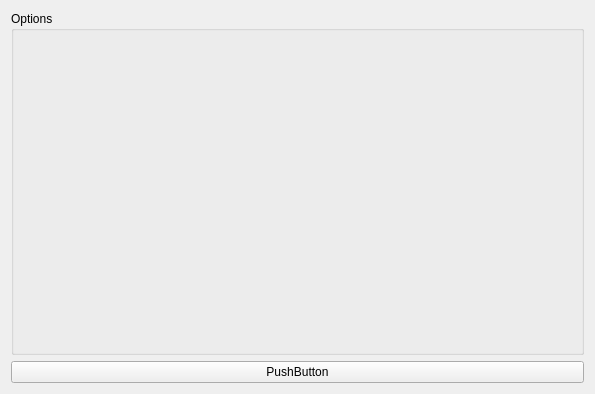
Above: src/gui/ui/sensor_data_view_widget.ui from acnazarejr/vsdt before the change. Below: the same form after it.
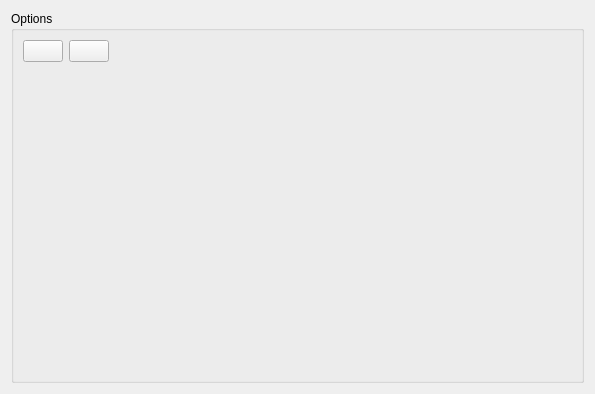
That is the form after the change. Icons and pictures are not drawn.

```diff
--- a/src/gui/ui/sensor_data_view_widget.ui
+++ b/src/gui/ui/sensor_data_view_widget.ui
@@ -24,6 +24,45 @@
        <string>Options</string>
       </property>
       <layout class="QVBoxLayout" name="verticalLayout_3">
+       <item>
+        <layout class="QHBoxLayout" name="controlLayout">
+         <item>
+          <widget class="QPushButton" name="zoomOutButton">
+           <property name="text">
+            <string/>
+           </property>
+           <property name="icon">
+            <iconset resource="../res/vsdt.qrc">
+             <normaloff>:/icons/zoom_out.png</normaloff>:/icons/zoom_out.png</iconset>
+           </property>
+          </widget>
+         </item>
+         <item>
+          <widget class="QPushButton" name="zoomInButton">
+           <property name="text">
+            <string/>
+           </property>
+           <property name="icon">
+            <iconset resource="../res/vsdt.qrc">
+             <normaloff>:/icons/zoom_in.png</normaloff>:/icons/zoom_in.png</iconset>
+           </property>
+          </widget>
+         </item>
+         <item>
+          <spacer name="horizontalSpacer">
+           <property name="orientation">
+            <enum>Qt::Horizontal</enum>
+           </property>
+           <property name="sizeHint" stdset="0">
+            <size>
+             <width>40</width>
+             <height>20</height>
+            </size>
+           </property>
+          </spacer>
+         </item>
+        </layout>
+       </item>
        <item>
         <layout class="QVBoxLayout" name="optionsLayout"/>
        </item>
@@ -44,17 +83,6 @@
      </widget>
     </widget>
    </item>
-   <item>
-    <layout class="QHBoxLayout" name="controlLayout">
-     <item>
-      <widget class="QPushButton" name="pushButton">
-       <property name="text">
-        <string>PushButton</string>
-       </property>
-      </widget>
-     </item>
-    </layout>
-   </item>
   </layout>
  </widget>
  <resources/>
```
Left out of the diff: 4 changed lines with no effect on the pictures.
